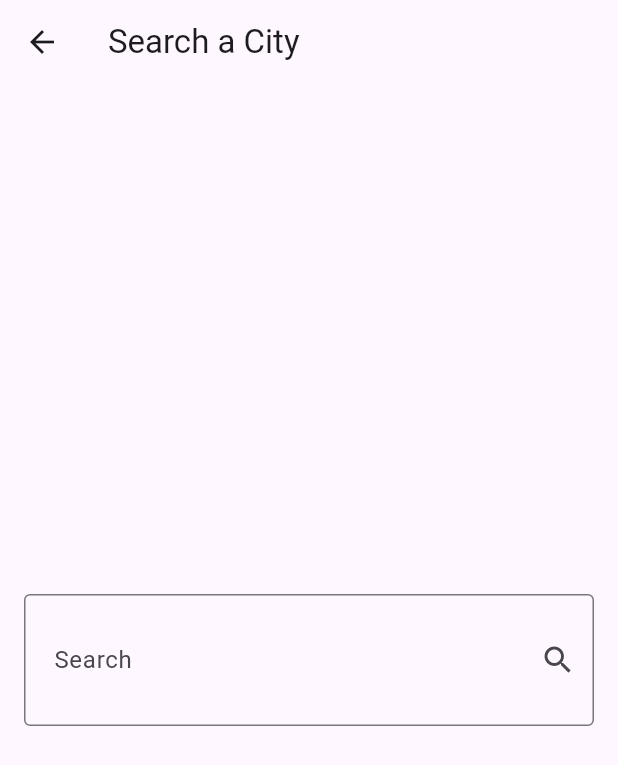
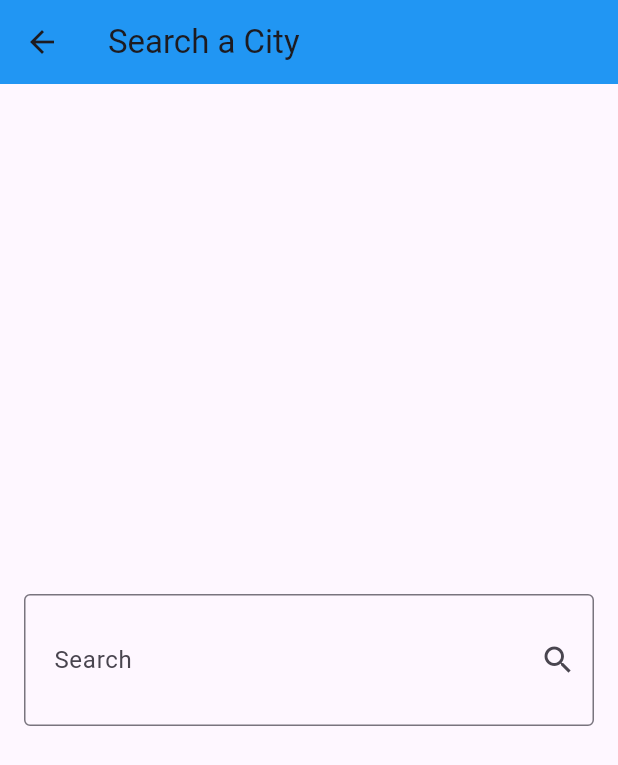
Before and after one commit to ahmedorabi74/weather-app-, a Flutter app: the screen it shows after launch, after a tap on the "search" icon, on a phone screen of 412 x 824 dp. Shown: the top 765 px of the screen. Run offline on Flutter 3.47's test engine with Material 3 defaults, Android fonts, the phone set to English and light mode, and no system bars; our stand-ins replace dio, flutter_bloc; missing offline and left inert: dart:ffi.

```diff
--- a/lib/Models/WeatherModel.dart
+++ b/lib/Models/WeatherModel.dart
@@ -2,7 +2,7 @@ import 'dart:ffi';
 
 class WeatherModel {
   final String cityName;
-  final String data;
+  final DateTime data;
   final String? image;
   final double temp;
   final double maxTemp;
@@ -22,7 +22,9 @@ class WeatherModel {
     return WeatherModel(
       image: json['forecast']['forecastday'][0]['day']['condition']['icon'],
       cityName: json['location']['name'],
-      data: json['current']['last_updated'],
+      data: DateTime.parse(
+        json['current']['last_updated'],
+      ),
       temp: json['current']['temp_c'],
       maxTemp: json['forecast']['forecastday'][0]['day']['maxtemp_c'],
       minTemp: json['forecast']['forecastday'][0]['day']['mintemp_c'],
--- a/lib/main.dart
+++ b/lib/main.dart
@@ -1,8 +1,12 @@
 import 'package:flutter/material.dart';
+import 'package:flutter_bloc/flutter_bloc.dart';
 import 'package:weather/views/home_view.dart';
 
+import 'cubites/grt_weather_cubit/get_weather_cubit.dart';
+import 'cubites/grt_weather_cubit/get_weather_state.dart';
+
 void main() {
-  runApp(WeatherApp());
+  runApp(const WeatherApp());
 }
 
 class WeatherApp extends StatelessWidget {
@@ -10,9 +14,89 @@ class WeatherApp extends StatelessWidget {
 
   @override
   Widget build(BuildContext context) {
-    return const MaterialApp(
-      debugShowCheckedModeBanner: false,
-      home: HomeView(),
+    return BlocProvider(
+      create: (context) => GetWeatherCubit(),
+      child: Builder(builder: (context) {
+        return BlocBuilder<GetWeatherCubit, WeatherState>(
+          builder: (context, state) {
+            return MaterialApp(
+              theme: ThemeData(
+                primaryColor: getWeatherColor(
+                  BlocProvider.of<GetWeatherCubit>(context)
+                      .weatherModel
+                      ?.weatherState,
+                ),
+              ),
+              debugShowCheckedModeBanner: false,
+              home: const HomeView(),
+            );
+          },
+        );
+      }),
     );
   }
 }
+
+MaterialColor getWeatherColor(String? dayCondition) {
+  if (dayCondition == null) {
+    return Colors.blue;
+  }
+  switch (dayCondition.toLowerCase()) {
+    case "sunny":
+    case "clear":
+      return Colors.yellow;
+
+    case "partly cloudy":
+    case "cloudy":
+    case "overcast":
+      return Colors.grey;
+
+    case "mist":
+    case "fog":
+    case "freezing fog":
+      return Colors.blueGrey;
+
+    case "patchy rain possible":
+    case "light rain":
+    case "moderate rain":
+    case "heavy rain":
+    case "light rain shower":
+    case "moderate or heavy rain shower":
+    case "torrential rain shower":
+      return Colors.blue;
+
+    case "patchy snow possible":
+    case "light snow":
+    case "moderate snow":
+    case "heavy snow":
+    case "light snow showers":
+    case "moderate or heavy snow showers":
+      return Colors.lightBlue;
+
+    case "patchy sleet possible":
+    case "light sleet":
+    case "moderate or heavy sleet":
+    case "light sleet showers":
+    case "moderate or heavy sleet showers":
+      return Colors.cyan;
+
+    case "patchy freezing drizzle possible":
+    case "freezing drizzle":
+    case "heavy freezing drizzle":
+      return Colors.indigo;
+
+    case "thundery outbreaks possible":
+    case "patchy light rain with thunder":
+    case "moderate or heavy rain with thunder":
+    case "patchy light snow with thunder":
+    case "moderate or heavy snow with thunder":
+      return Colors.purple;
+
+    case "blowing snow":
+    case "blizzard":
+      return Colors.grey;
+
+    default:
+      return Colors.blue;
+  }
+}
--- a/lib/views/Search_View.dart
+++ b/lib/views/Search_View.dart
@@ -1,9 +1,6 @@
-import 'dart:developer';
-
-import 'package:dio/dio.dart';
 import 'package:flutter/material.dart';
-import 'package:weather/Models/WeatherModel.dart';
-import 'package:weather/services/weather_service.dart';
+import 'package:flutter_bloc/flutter_bloc.dart';
+import 'package:weather/cubites/grt_weather_cubit/get_weather_cubit.dart';
 
 class SearchView extends StatelessWidget {
   const SearchView({super.key});
@@ -12,26 +9,40 @@ class SearchView extends StatelessWidget {
   Widget build(BuildContext context) {
     return Scaffold(
       appBar: AppBar(
-        title: Text('Search a City'),
+        backgroundColor: Theme.of(context).primaryColor,
+        title: const Text('Search a City'),
       ),
       body: Padding(
         padding: const EdgeInsets.symmetric(horizontal: 16),
         child: Center(
           child: TextField(
-            onSubmitted: (value) async {
-              WeatherModel weatherModel = await WeatherService(Dio())
-                  .getCurrentWeather(cityName: value);
-              Navigator.pop(context);
+            onSubmitted: (String value) async {
+              try {
+                var getWeatherCubit = BlocProvider.of<GetWeatherCubit>(context);
+                getWeatherCubit.getWeather(cityName: value);
+
+                Navigator.pop(context);
+              } catch (e) {
+                // Handle the error appropriately
+                debugPrint('Error fetching weather: $e');
+              }
             },
-            decoration: const InputDecoration(
-              contentPadding: EdgeInsets.symmetric(
+            decoration: InputDecoration(
+              contentPadding: const EdgeInsets.symmetric(
                 vertical: 32,
                 horizontal: 16,
               ),
               labelText: 'Search',
               hintText: 'Enter City Name',
-              suffixIcon: Icon(Icons.search),
-              border: OutlineInputBorder(),
+              suffixIcon: const Icon(Icons.search),
+              border: const OutlineInputBorder(),
+              focusedBorder: OutlineInputBorder(
+                borderSide: BorderSide(
+                  width: 3,
+                  color: Theme.of(context)
+                      .primaryColor, // Color when the field is focused
+                ),
+              ),
             ),
           ),
         ),
--- a/lib/views/home_view.dart
+++ b/lib/views/home_view.dart
@@ -1,7 +1,11 @@
 import 'package:flutter/material.dart';
+import 'package:flutter_bloc/flutter_bloc.dart';
+import 'package:weather/cubites/grt_weather_cubit/get_weather_state.dart';
 import 'package:weather/views/Search_View.dart';
 import 'package:weather/widgets/NoWeather.dart';
 import 'package:weather/widgets/weatherInfo.dart';
+
+import '../cubites/grt_weather_cubit/get_weather_cubit.dart';
 
 class HomeView extends StatelessWidget {
   const HomeView({super.key});
@@ -10,7 +14,7 @@ class HomeView extends StatelessWidget {
   Widget build(BuildContext context) {
     return Scaffold(
         appBar: AppBar(
-        backgroundColor: Colors.blueAccent,
+          backgroundColor: Theme.of(context).primaryColor,
           title: const Text('Weather App'),
           actions: [
             IconButton(
@@ -18,7 +22,7 @@ class HomeView extends StatelessWidget {
                   Navigator.of(context).push(
                     MaterialPageRoute(
                       builder: (context) {
-                      return SearchView();
+                        return const SearchView();
                       },
                     ),
                   );
@@ -28,7 +32,17 @@ class HomeView extends StatelessWidget {
                 )),
           ],
         ),
-      body: const weatherInfo(),
-    );
+        body: BlocBuilder<GetWeatherCubit, WeatherState>(
+          builder: (context, state) {
+            if (state is NoWeatherState) {
+              return const NoWeather();
+            } else if (state is WeatherLoadedState) {
+              // ignore: prefer_const_constructors
+              return weatherInfo();
+            } else {
+              return const Text("there is  an error");
+            }
+          },
+        ));
   }
 }
--- a/lib/widgets/NoWeather.dart
+++ b/lib/widgets/NoWeather.dart
@@ -12,13 +12,13 @@ class NoWeather extends StatelessWidget {
           Text(
             'there is no weather 😔 start',
             style: TextStyle(
-              fontSize: 30,
+              fontSize: 25,
             ),
           ),
           Text(
             'searching now 🔍',
             style: TextStyle(
-              fontSize: 30,
+              fontSize: 25,
             ),
           ),
         ],
--- a/lib/widgets/weatherInfo.dart
+++ b/lib/widgets/weatherInfo.dart
@@ -1,25 +1,42 @@
 import 'package:flutter/material.dart';
+import 'package:flutter_bloc/flutter_bloc.dart';
+import 'package:weather/cubites/grt_weather_cubit/get_weather_cubit.dart';
+
+import '../main.dart';
 
 class weatherInfo extends StatelessWidget {
   const weatherInfo({super.key});
 
   @override
   Widget build(BuildContext context) {
-    return Padding(
+    var weatherModel = BlocProvider.of<GetWeatherCubit>(context).weatherModel;
+    return Container(
+      decoration: BoxDecoration(
+        gradient: LinearGradient(
+          colors: [
+            getWeatherColor(weatherModel?.weatherState),
+            getWeatherColor(weatherModel?.weatherState)[200]!,
+            getWeatherColor(weatherModel?.weatherState)[50]!,
+          ],
+          begin: Alignment.topCenter,
+          end: Alignment.bottomCenter,
+        ),
+      ),
+      child: Padding(
         padding: const EdgeInsets.symmetric(horizontal: 16),
         child: Column(
           mainAxisAlignment: MainAxisAlignment.center,
           children: [
-          const Text(
-            "Alexandria",
-            style: TextStyle(
+            Text(
+              weatherModel!.cityName,
+              style: const TextStyle(
                 fontWeight: FontWeight.bold,
                 fontSize: 32,
               ),
             ),
-          const Text(
-            'updated at 23:55',
-            style: TextStyle(
+            Text(
+              "Updated at ${weatherModel.data.hour}:${weatherModel.data.minute}",
+              style: const TextStyle(
                 fontSize: 24,
               ),
             ),
@@ -27,25 +44,25 @@ class weatherInfo extends StatelessWidget {
             Row(
               mainAxisAlignment: MainAxisAlignment.spaceBetween,
               children: [
-              Image.asset('assets/images/rainy.png'),
-              const Text(
-                '13',
-                style: TextStyle(
+                Image.network("https:${weatherModel.image!}"),
+                Text(
+                  weatherModel.temp.round().toString(),
+                  style: const TextStyle(
                     fontSize: 32,
                     fontWeight: FontWeight.bold,
                   ),
                 ),
-              const Column(
+                Column(
                   children: [
                     Text(
-                    'Maxtemp:15',
-                    style: TextStyle(
+                      'Maxtemp: ${weatherModel.maxTemp.round()}',
+                      style: const TextStyle(
                         fontSize: 16,
                       ),
                     ),
                     Text(
-                    'Mintemp:11',
-                    style: TextStyle(
+                      'Mintemp:${weatherModel.minTemp.round()}',
+                      style: const TextStyle(
                         fontSize: 16,
                       ),
                     ),
@@ -54,15 +71,16 @@ class weatherInfo extends StatelessWidget {
               ],
             ),
             const SizedBox(height: 32),
-          const Text(
-            'Rainy',
-            style: TextStyle(
+            Text(
+              weatherModel.weatherState,
+              style: const TextStyle(
                 fontSize: 32,
                 fontWeight: FontWeight.bold,
               ),
             )
           ],
         ),
+      ),
     );
   }
 }
```
Also changed, not shown: lib/cubites/grt_weather_cubit/get_weather_cubit.dart (+16 -1 lines). Lines whose indentation alone changed are shown as unchanged.
